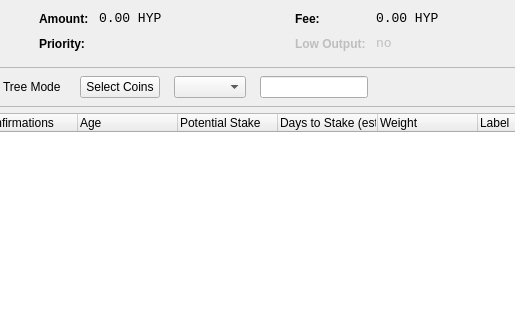
Old version of the form src/qt/forms/coincontroldialog.ui in the repository regtable/ratecoin; both pictures show x 234 to 749 and y 0 to 320 of the 1040 by 500 pixel window.
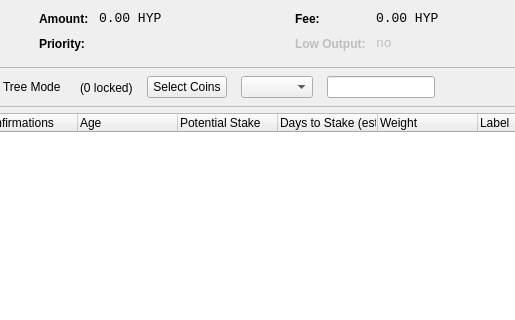
New version of the form. Custom widgets are drawn as their Qt base class.

```diff
--- a/src/qt/forms/coincontroldialog.ui
+++ b/src/qt/forms/coincontroldialog.ui
@@ -428,6 +428,14 @@
          </property>
         </widget>
        </item>
+	   <item>
+         <widget class="QLabel" name="labelLocked">
+          <property name="text">
+           <string notr="true">(0 locked)</string>
+          </property>
+         </widget>
+        </item>
+	   
        <item>
         <widget class="QPushButton" name="pushButtonCustomCC">
          <property name="text">
```
